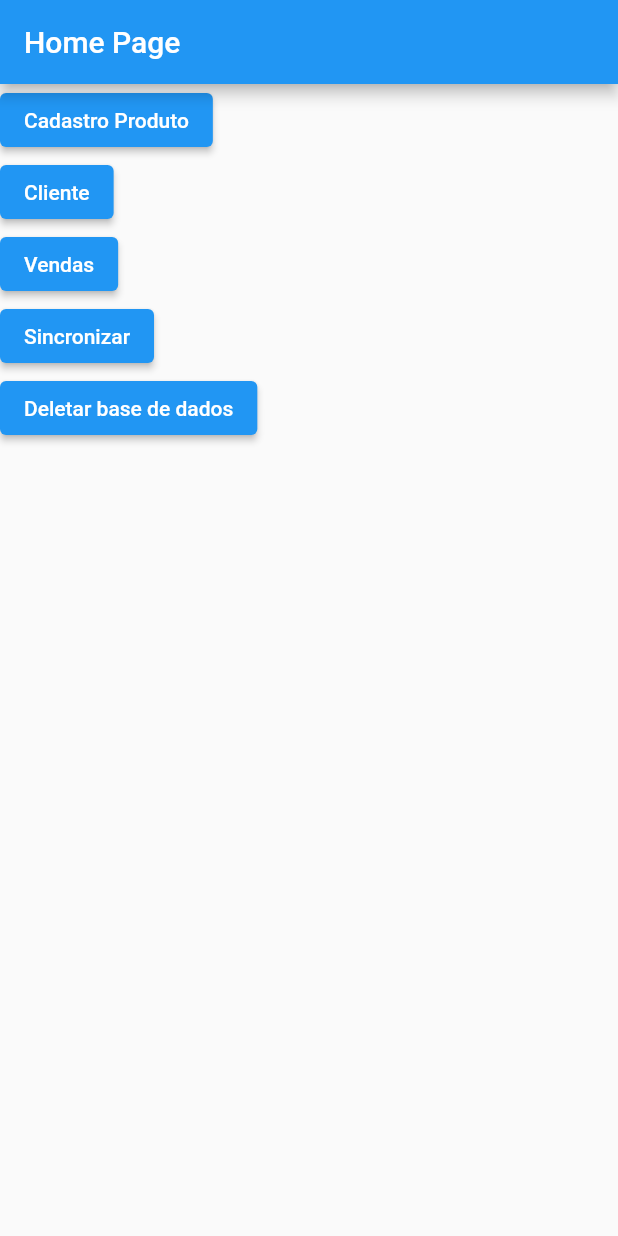
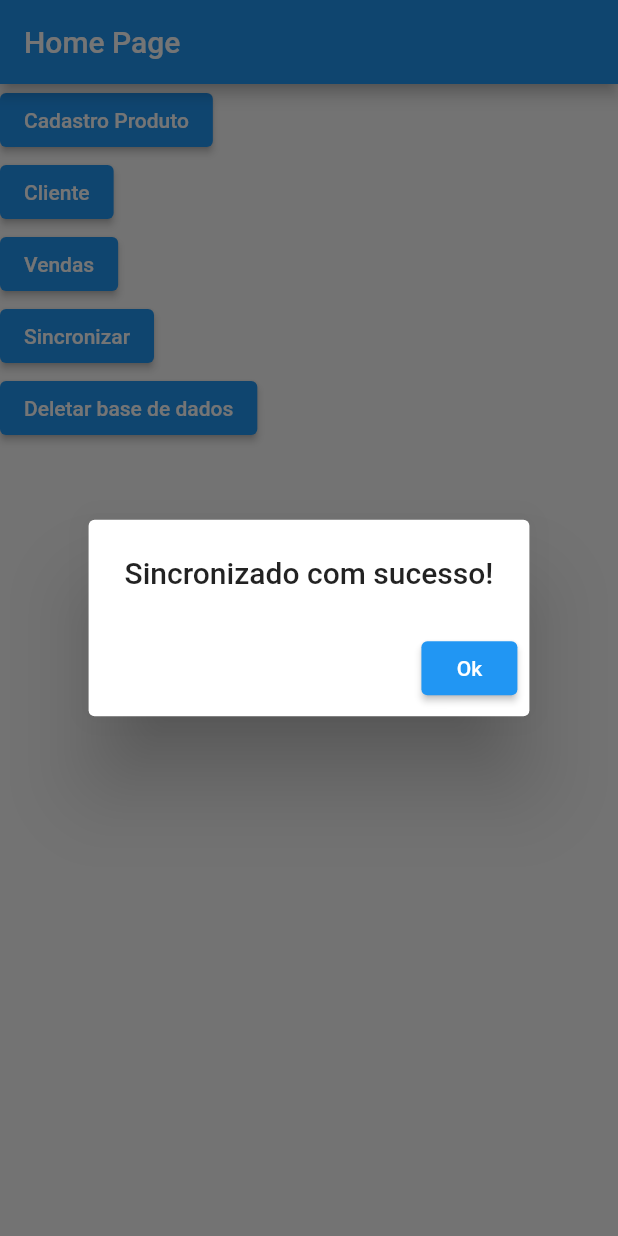
Before and after one commit to vaansuit/desafioApp, a Flutter app: the HomePage screen opened directly, after a tap on "Sincronizar", on a phone screen of 412 x 824 dp. Run offline on Flutter 3.47's test engine with Material 2 defaults, Android fonts, the light colour scheme and no system bars; our stand-ins replace sqflite; accounts and stored records are empty.

Commit message:
update: finished all buttons logic

```diff
--- a/lib/app/util/database_helper.dart
+++ b/lib/app/util/database_helper.dart
@@ -50,11 +50,11 @@ class DatabaseHelper {
     ''');
     await db.execute("INSERT INTO user(login,pass) VALUES('ADMIN','1234')");
     await db.execute(
-        "INSERT INTO sale(customerName, itemName, itemPrice, quantity, totalInvoice) VALUES ('Teste', 'Salgado', 5.63, 2, 11.26)");
+        "INSERT INTO sale(customerName, itemName, itemPrice, quantity, totalInvoice) VALUES ('Joãozinho Maluco', 'Salgado', 5.63, 2, 11.26)");
     await db.execute(
-        "INSERT INTO sale(customerName, itemName, itemPrice, quantity, totalInvoice) VALUES ('Teste2', 'Milho', 2.5, 3, 7.5)");
+        "INSERT INTO sale(customerName, itemName, itemPrice, quantity, totalInvoice) VALUES ('Clebinho do grau', 'Milho', 2.5, 3, 7.5)");
     await db.execute(
-        "INSERT INTO sale(customerName, itemName, itemPrice, quantity, totalInvoice) VALUES ('Teste3', 'Coca-cola ', 7.50, 2, 15)");
+        "INSERT INTO sale(customerName, itemName, itemPrice, quantity, totalInvoice) VALUES ('Fantasma', 'Coca-cola ', 7.50, 2, 15)");
   }
 
   Future<void> deleteDb() async {
--- a/lib/app/view/home_page.dart
+++ b/lib/app/view/home_page.dart
@@ -63,7 +63,23 @@ class _HomePageState extends State<HomePage> {
             Row(
               children: [
                 ElevatedButton(
-                  onPressed: () {},
+                  onPressed: () {
+                    showDialog(
+                        context: context,
+                        builder: (context) {
+                          return AlertDialog(
+                            title: const Text('Sincronizado com sucesso!'),
+                            actions: <Widget>[
+                              ElevatedButton(
+                                child: const Text('Ok'),
+                                onPressed: () {
+                                  Navigator.of(context).pop();
+                                },
+                              ),
+                            ],
+                          );
+                        });
+                  },
                   child: const Text('Sincronizar'),
                 ),
               ],
```
Also changed, not shown: lib/app/view/widgets/sync_ready.dart (deleted).
